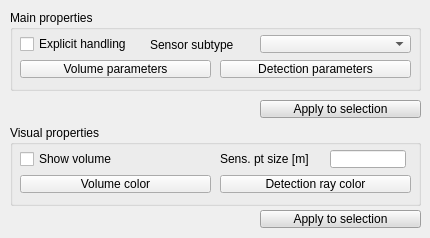
Old version of the form ui/qdlgproximitysensors.ui in the repository CoppeliaRobotics/coppeliaSimLib.
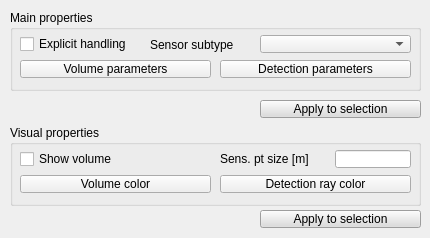
New version of the form.

```diff
--- a/ui/qdlgproximitysensors.ui
+++ b/ui/qdlgproximitysensors.ui
@@ -39,7 +39,7 @@
      <rect>
       <x>10</x>
       <y>25</y>
-      <width>131</width>
+      <width>121</width>
       <height>18</height>
      </rect>
     </property>
@@ -55,7 +55,7 @@
      <rect>
       <x>140</x>
       <y>25</y>
-      <width>111</width>
+      <width>101</width>
       <height>20</height>
      </rect>
     </property>
@@ -188,7 +188,7 @@
    <widget class="QLineEdit" name="qqPointSize">
     <property name="geometry">
      <rect>
-      <x>320</x>
+      <x>325</x>
       <y>25</y>
       <width>76</width>
       <height>18</height>
```
